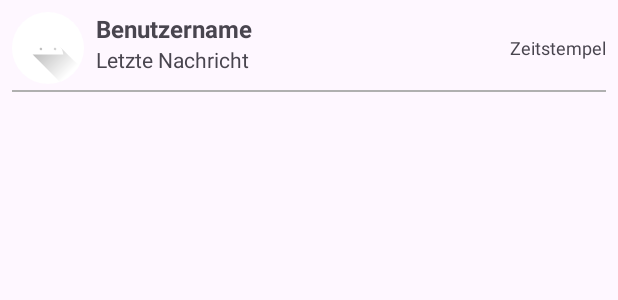
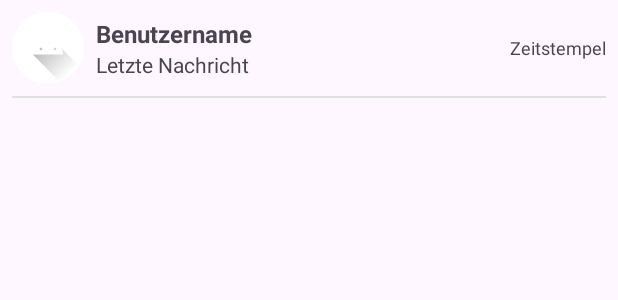
Before and after one commit to ReneSchwarz89/GlobetrotterChat, an Android app: the layout item_chat.xml on its own in the app's theme, with its tools: preview values and no code run, on a phone screen of 412 x 824 dp. Shown: the top 300 px of the screen. Run offline under Robolectric (Android 15) with nearby library versions, the phone set to English and light mode, and no system bars.

Commit message:
update layout chat and colors.xml

```diff
--- a/app/src/main/res/layout/item_chat.xml
+++ b/app/src/main/res/layout/item_chat.xml
@@ -30,7 +30,7 @@
 
         <LinearLayout
             android:layout_width="0dp"
-            android:layout_height="wrap_content"
+            android:layout_height="match_parent"
             android:layout_marginStart="8dp"
             android:layout_marginEnd="8dp"
             android:layout_weight="1"
@@ -39,7 +39,7 @@
 
             <TextView
                 android:id="@+id/tv_userName"
-                android:layout_width="wrap_content"
+                android:layout_width="match_parent"
                 android:layout_height="wrap_content"
                 android:text="Benutzername"
                 android:textSize="16sp"
@@ -47,7 +47,7 @@
 
             <TextView
                 android:id="@+id/tv_lastMessage"
-                android:layout_width="wrap_content"
+                android:layout_width="match_parent"
                 android:layout_height="wrap_content"
                 android:text="Letzte Nachricht"
                 android:textSize="14sp" />
@@ -66,8 +66,8 @@
         android:id="@+id/v_divider"
         android:layout_width="0dp"
         android:layout_height="1dp"
-        android:layout_marginTop="4dp"
-        android:background="#B0B0B0"
+        android:layout_marginTop="8dp"
+        android:background="@color/lightGrey"
         app:layout_constraintEnd_toEndOf="parent"
         app:layout_constraintStart_toStartOf="parent"
         app:layout_constraintTop_toBottomOf="@id/chatItem" />
--- a/app/src/main/res/values/colors.xml
+++ b/app/src/main/res/values/colors.xml
@@ -2,6 +2,5 @@
 <resources>
     <color name="black">#FF000000</color>
     <color name="white">#FFFFFFFF</color>
-    <color name="lightGrey">#FFFFF44F</color>
-    <color name="lightRed">#FFA6A6</color>
+    <color name="lightGrey">#E1E1E1</color>
 </resources>
```
